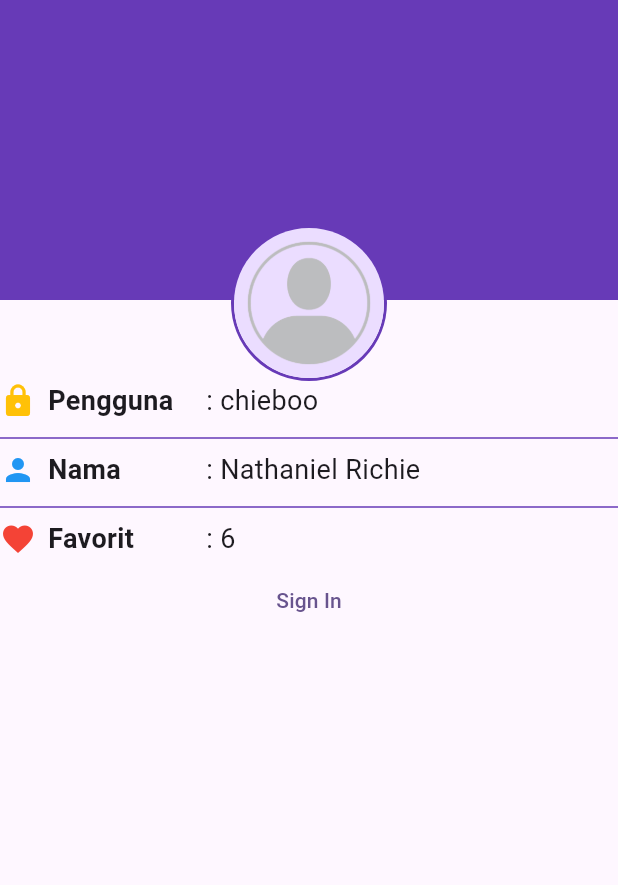
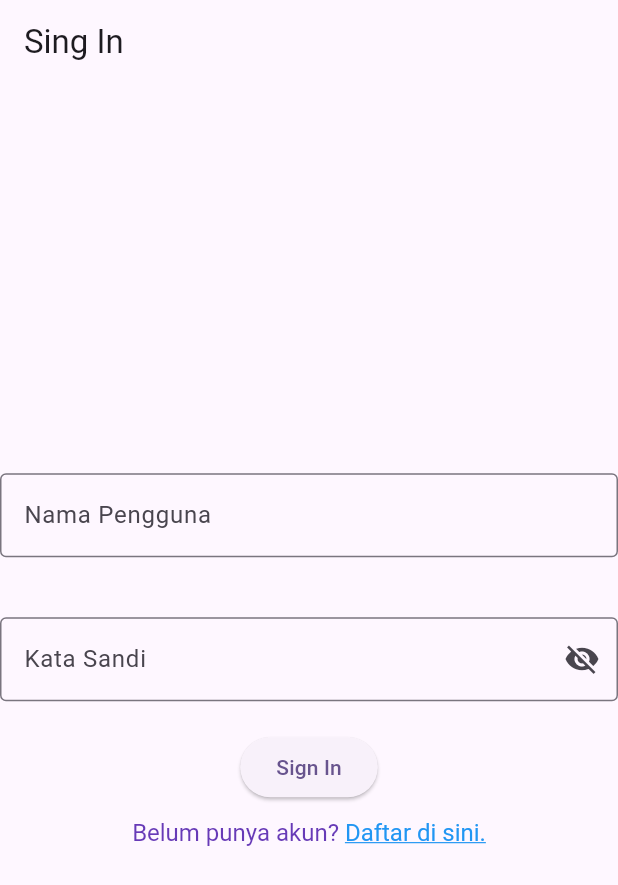
Before and after one commit to RichieRAWR-666/flutter_pab1, a Flutter app: the screen it shows after launch, on a phone screen of 412 x 824 dp. Shown: the top 885 px of the screen. Run offline on Flutter 3.47's test engine with Material 3 defaults, Android fonts, the phone set to English and light mode, and no system bars.

Commit message:
kommit signIn screen

```diff
--- a/lib/main.dart
+++ b/lib/main.dart
@@ -2,6 +2,7 @@ import 'package:flutter/material.dart';
 import 'package:flutter_pab1/models/candi_data.dart';
 import 'package:flutter_pab1/screens/detail_screen.dart';
 import 'package:flutter_pab1/screens/profile_screen.dart';
+import 'package:flutter_pab1/screens/sign_in_screen.dart';
 
 void main() {
   runApp(const MyApp());
@@ -16,7 +17,7 @@ class MyApp extends StatelessWidget {
     return MaterialApp(
       title: 'Wisata Candi',
       theme: ThemeData(colorScheme: .fromSeed(seedColor: Colors.deepPurple)),
-      home: ProfileScreen(),
+      home: SignInScreen(),
     );
   }
 }
--- a/lib/screens/profile_screen.dart
+++ b/lib/screens/profile_screen.dart
@@ -14,6 +14,18 @@ class _ProfileScreenState extends State<ProfileScreen> {
   String fullName = 'Nathaniel Richie';
   String userName = 'chieboo';
   int favoriteCandiCount = 6;
+
+void signIn(){
+  setState(() {
+    isSignedIn = true;
+  });
+}
+
+void signOut(){
+  setState(() {
+    isSignedIn=false;
+  });
+}
 
   @override
   Widget build(BuildContext context) {
@@ -109,8 +121,8 @@ class _ProfileScreenState extends State<ProfileScreen> {
     ]),
         SizedBox(height: 4,),
         isSignedIn
-        ? TextButton(onPressed: () {}, child: const Text('Sign Out'))
-        : TextButton(onPressed: () {}, child: const Text('Sign In')),
+        ? TextButton(onPressed: () {signOut();}, child: const Text('Sign Out'))
+        : TextButton(onPressed: () {signIn();}, child: const Text('Sign In')),
 
           //todo 4 profile action
         ],
--- /dev/null
+++ b/lib/screens/sign_in_screen.dart
@@ -0,0 +1,96 @@
+import 'package:flutter/gestures.dart';
+import 'package:flutter/material.dart';
+
+class SignInScreen extends StatefulWidget {
+
+  const SignInScreen ({super.key});
+
+  @override
+  State<SignInScreen> createState() => _SignInScreenState();
+}
+
+class _SignInScreenState extends State<SignInScreen> {
+final TextEditingController _usernameController =
+    TextEditingController();
+
+final TextEditingController _passwordController =
+    TextEditingController();
+
+String _errorText = '';
+bool _isSignedIn = false;
+bool _obscurePassword = true;
+
+  @override
+  Widget build(BuildContext context) {
+    return Scaffold(
+      appBar: AppBar(title: Text('Sing In')),
+    body: Center(
+    child: Form(
+      child: Column(
+        // TODO: 4. Atur alignment
+        mainAxisAlignment: MainAxisAlignment.center,
+        crossAxisAlignment: CrossAxisAlignment.center,
+        children: [
+        // TODO 5. TextFormField nama pengguna
+          TextFormField(
+          controller: _usernameController,
+          decoration: const InputDecoration(
+          labelText: 'Nama Pengguna',
+          border: OutlineInputBorder(),
+        ),
+      ),
+        const SizedBox(height: 20,),
+        // TODO 6. TextFormField kata sandi
+        const SizedBox(height: 20),
+        TextFormField(
+          controller: _passwordController,
+          decoration: InputDecoration(
+          labelText: 'Kata Sandi',
+          errorText: _errorText.isNotEmpty ? _errorText : null,
+          border: const OutlineInputBorder(),
+          suffixIcon: IconButton(
+          onPressed: () {
+            setState(() {
+              _obscurePassword= !_obscurePassword;
+            });
+          }, // diisi setelah jadi Stateful
+          icon: Icon(_obscurePassword
+              ? Icons.visibility_off
+              : Icons.visibility),
+  ),
+
+        ),
+      obscureText: _obscurePassword,
+    ),
+
+        // TODO 7. ElevatedButton Sign In
+        const SizedBox(height: 20),
+        ElevatedButton(
+        onPressed: () {},
+        child: const Text('Sign In'),
+    ),
+        // TODO: 8. Pasang TextButton Sign Up
+        const SizedBox(height: 10),
+        RichText(
+        text: TextSpan(
+        text: 'Belum punya akun? ',
+        style: const TextStyle(fontSize: 16, color: Colors.deepPurple),
+        children: [
+          TextSpan(
+            text: 'Daftar di sini.',
+            style: const TextStyle(
+              color: Colors.blue,
+              decoration: TextDecoration.underline),
+        recognizer: TapGestureRecognizer()..onTap = () {},
+      ),
+    ],
+  ),
+),
+
+        ],
+      ),
+    ),
+  ),
+  );
+  }
+}
```
